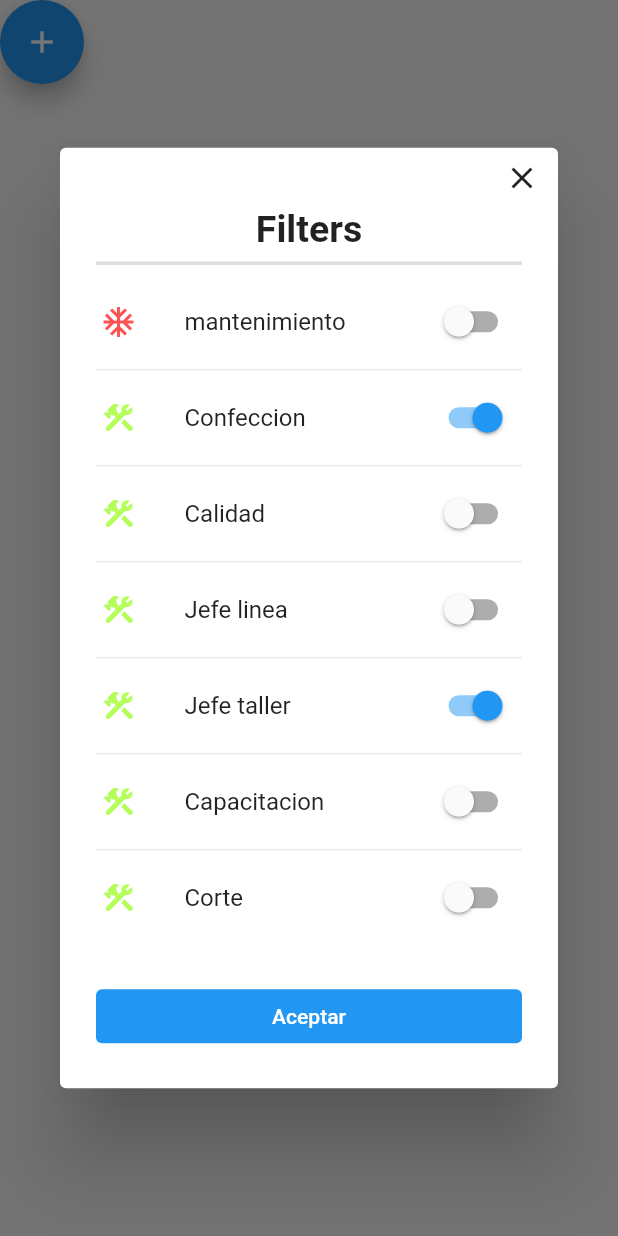
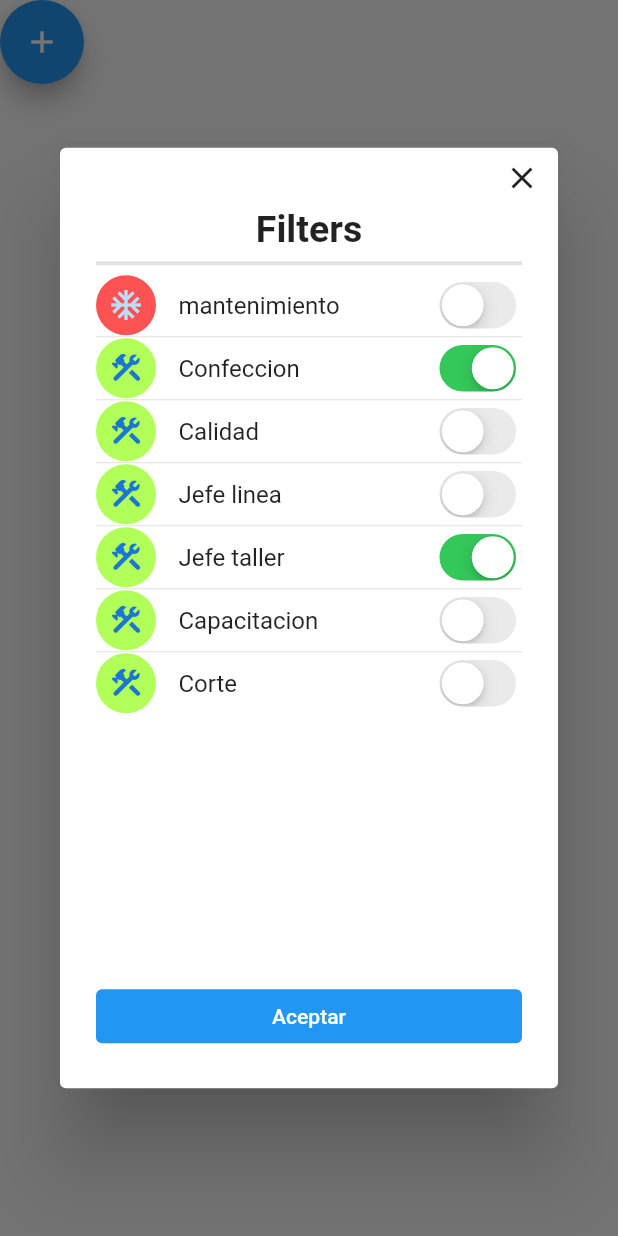
Before and after one commit to MaxiSoriano70/2doWidgetGrupo1, a Flutter app: the screen it shows after launch, after a tap on the "add" icon, on a phone screen of 412 x 824 dp. Run offline on Flutter 3.47's test engine with Material 2 defaults, Android fonts, the phone set to English and light mode, and no system bars.

```diff
--- a/lib/src/ui/pagecomponent/filter_component.dart
+++ b/lib/src/ui/pagecomponent/filter_component.dart
@@ -1,3 +1,4 @@
+import 'package:flutter/cupertino.dart';
 import 'package:flutter/material.dart';
 
 class FilterComponent extends StatefulWidget {
@@ -75,8 +76,9 @@ class _FilterComponentState extends State<FilterComponent> {
     );
   }
 
-  _cell(FilterItem item,StateSetter setState) {
-    return SwitchListTile(
+  /*_cell(FilterItem item,StateSetter setState) {
+    return SwitchListTile.adaptive(
+      activeColor: Colors.cyan,
       contentPadding: const EdgeInsets.all(3),
       value: item.isActive,
       onChanged: (bool value) {
@@ -87,7 +89,28 @@ class _FilterComponentState extends State<FilterComponent> {
       title: Text(item.text),
       secondary: Icon(item.icon, color: item.backgroundColor,),
     );
-  }
+  }*/
+  _cell(FilterItem item,StateSetter setState) {
+    return Row(
+      mainAxisAlignment: MainAxisAlignment.spaceBetween,
+      children: [
+      Row(
+      mainAxisAlignment: MainAxisAlignment.start,
+      children: [
+        CircleAvatar(backgroundColor: item.backgroundColor,child: Icon(item.icon),),
+        const SizedBox(width: 15,),
+        Text(item.text)
+      ],
+    ),
+    CupertinoSwitch(
+    value: item.isActive,
+    onChanged: (bool value){
+      setState(() {
+        item.onChange();
+      });
+    })]
+    );
+    }
 
   _list(List<FilterItem> lista,StateSetter setState) {
     return  ListView.separated(
```
Also changed, not shown: lib/src/ui/pagecomponent/custom_button.dart (added, +90 -0 lines).
